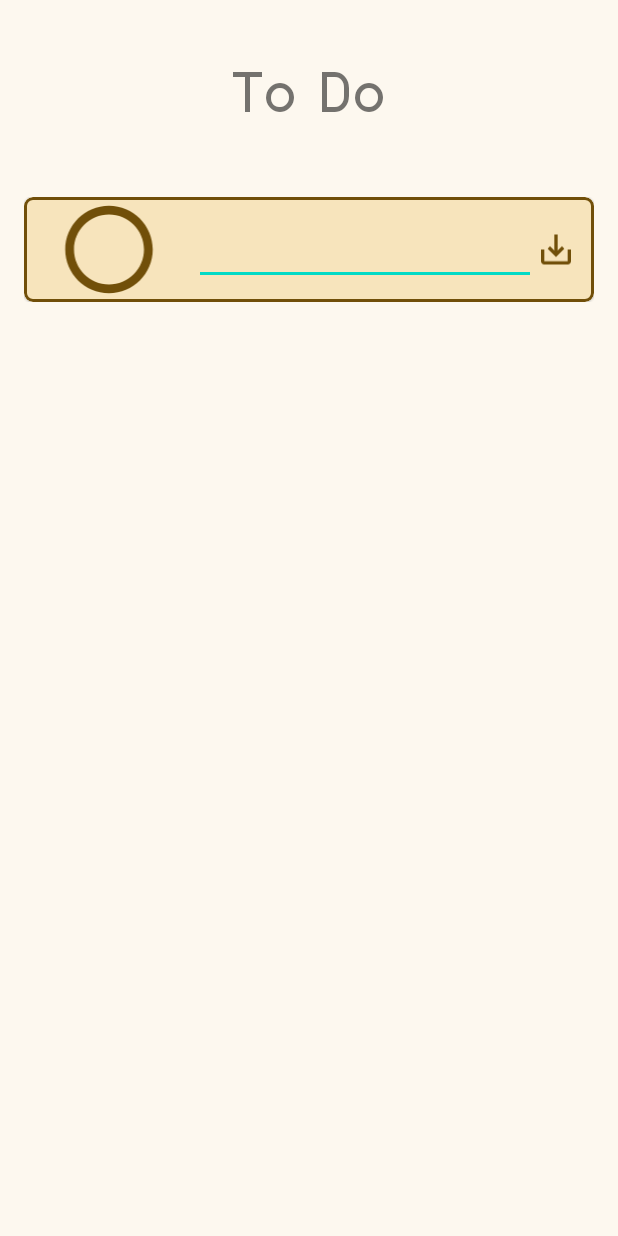
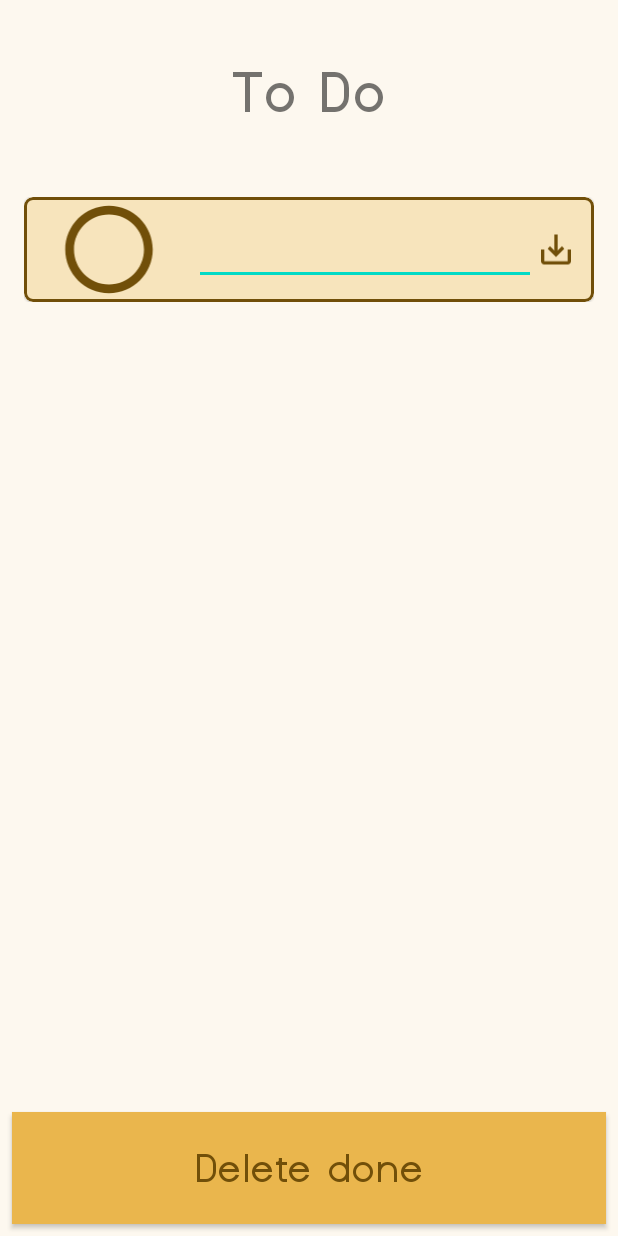
Before and after one commit to PatrykKudyk/ToDoApp, an Android app: the screen it shows after launch (MainActivity), on a phone screen of 412 x 824 dp. Run offline under Robolectric (Android 15) with nearby library versions, the phone set to English and light mode, and no system bars.

Commit message:
added delete

```diff
--- /dev/null
+++ b/ToDoApp/app/src/main/java/com/partos/todoapp/logic/listeners/MainFragmentListeners.kt
@@ -0,0 +1,39 @@
+package com.partos.todoapp.logic.listeners
+
+import android.content.Context
+import android.view.View
+import android.widget.Button
+import androidx.recyclerview.widget.RecyclerView
+import com.partos.flashback.db.DataBaseHelper
+import com.partos.todoapp.R
+import com.partos.todoapp.adapters.recycler.ToDoRecyclerViewAdapter
+import com.partos.todoapp.models.ToDo
+
+class MainFragmentListeners {
+
+    private lateinit var deleteButton: Button
+
+    fun initListeners(rootView: View, recyclerView: RecyclerView) {
+        attachViews(rootView)
+        attachListeners(recyclerView, rootView.context)
+    }
+
+    private fun attachListeners(recyclerView: RecyclerView, context: Context) {
+        deleteButton.setOnClickListener {
+            val db = DataBaseHelper(context)
+            val toDoList = db.getToDoList()
+            for (item in toDoList) {
+                if (item.isDone == 1) {
+                    db.deleteToDo(item.id)
+                }
+            }
+            val newList = db.getToDoList()
+            newList.add(ToDo(-1, "no", 0))
+            recyclerView.adapter = ToDoRecyclerViewAdapter(newList)
+        }
+    }
+
+    private fun attachViews(rootView: View) {
+        deleteButton = rootView.findViewById(R.id.main_todo_button_delete)
+    }
+}
--- a/ToDoApp/app/src/main/java/com/partos/todoapp/logic/logic/MainFragmentLogic.kt
+++ b/ToDoApp/app/src/main/java/com/partos/todoapp/logic/logic/MainFragmentLogic.kt
@@ -8,6 +8,7 @@ import com.partos.flashback.db.DataBaseHelper
 import com.partos.todoapp.R
 import com.partos.todoapp.adapters.MarginItemDecoration
 import com.partos.todoapp.adapters.recycler.ToDoRecyclerViewAdapter
+import com.partos.todoapp.logic.listeners.MainFragmentListeners
 import com.partos.todoapp.models.ToDo
 
 class MainFragmentLogic {
@@ -17,6 +18,7 @@ class MainFragmentLogic {
     fun initFragment(rootView: View) {
         attachViews(rootView)
         attachRecyclerView(rootView.context)
+        MainFragmentListeners().initListeners(rootView, recyclerView)
     }
 
     private fun attachRecyclerView(context: Context) {
--- a/ToDoApp/app/src/main/res/layout/fragment_main.xml
+++ b/ToDoApp/app/src/main/res/layout/fragment_main.xml
@@ -1,9 +1,9 @@
 <?xml version="1.0" encoding="utf-8"?>
 <FrameLayout xmlns:android="http://schemas.android.com/apk/res/android"
+    xmlns:app="http://schemas.android.com/apk/res-auto"
     xmlns:tools="http://schemas.android.com/tools"
     android:layout_width="match_parent"
     android:layout_height="match_parent"
-    xmlns:app="http://schemas.android.com/apk/res-auto"
     tools:context=".fragments.MainFragment">
 
     <androidx.constraintlayout.widget.ConstraintLayout
@@ -26,15 +26,31 @@
 
         <androidx.recyclerview.widget.RecyclerView
             android:id="@+id/main_todo_recycler_view"
+            android:layout_width="match_parent"
+            android:layout_height="0dp"
             android:layout_marginStart="8dp"
             android:layout_marginEnd="8dp"
-           android:layout_width="match_parent"
-           android:layout_height="0dp"
             app:layout_constraintEnd_toEndOf="parent"
-           app:layout_constraintHeight_percent="0.83"
+            app:layout_constraintHeight_percent="0.75"
             app:layout_constraintStart_toStartOf="parent"
             app:layout_constraintTop_toBottomOf="@+id/textView" />
 
+        <Button
+            android:id="@+id/main_todo_button_delete"
+            android:layout_width="match_parent"
+            android:layout_height="0dp"
+            android:layout_marginStart="8dp"
+            android:layout_marginEnd="8dp"
+            android:background="@color/colorYellowLight"
+            android:fontFamily="@font/dustismo_bold"
+            android:text="@string/delete_done"
+            android:textAllCaps="false"
+            android:textColor="@color/colorYellowDark"
+            android:textSize="28dip"
+            app:layout_constraintEnd_toEndOf="parent"
+            app:layout_constraintHeight_percent="0.09"
+            app:layout_constraintStart_toStartOf="parent"
+            app:layout_constraintTop_toBottomOf="@id/main_todo_recycler_view" />
 
     </androidx.constraintlayout.widget.ConstraintLayout>
 
--- a/ToDoApp/app/src/main/res/values/strings.xml
+++ b/ToDoApp/app/src/main/res/values/strings.xml
@@ -2,4 +2,5 @@
     <string name="app_name">ToDoApp</string>
     <string name="to_do">To Do</string>
     <string name="toast_no_text">There is no text given</string>
+    <string name="delete_done">Delete done</string>
 </resources>
```
Also changed, not shown: 1 other file. Lines whose indentation alone changed are shown as unchanged.
